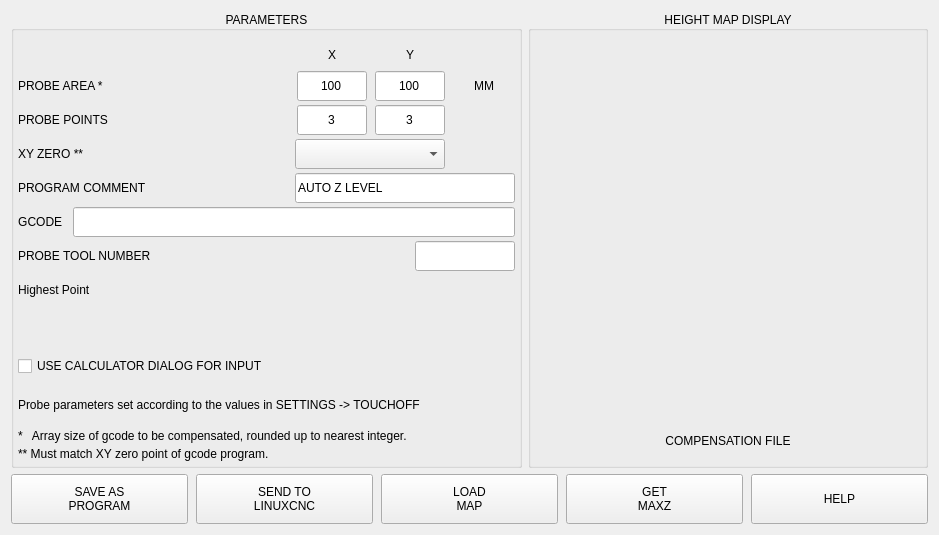
Above: utils/zlevel.ui from persei802/QtDragon_hd before the change. Below: the same form after it.
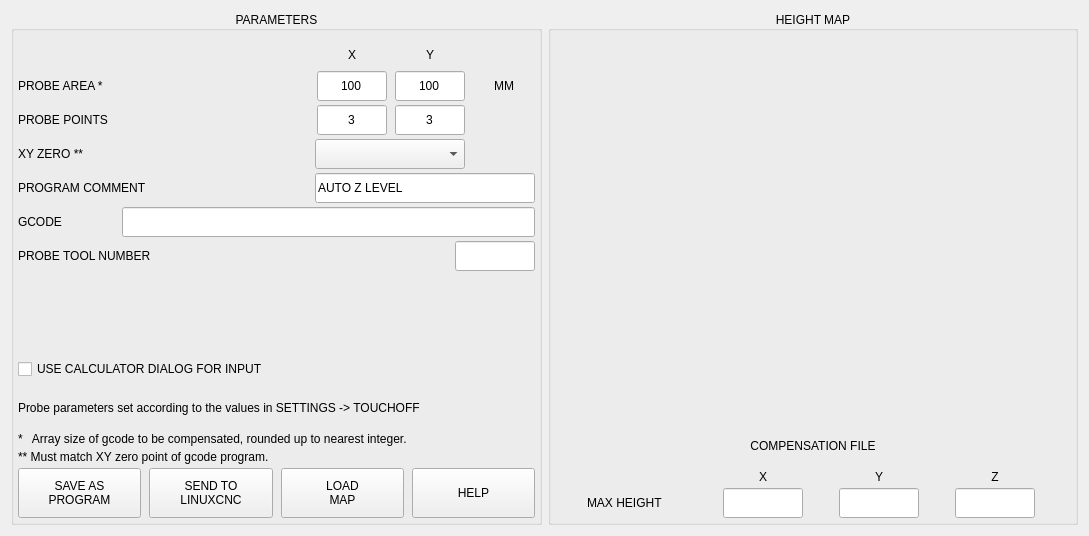
That is the form after the change.

Commit message: improved how folders and files are handled

The edit to the form file:
```diff
--- a/utils/zlevel.ui
+++ b/utils/zlevel.ui
@@ -6,8 +6,8 @@
    <rect>
     <x>0</x>
     <y>0</y>
-    <width>939</width>
-    <height>535</height>
+    <width>1089</width>
+    <height>536</height>
    </rect>
   </property>
   <property name="sizePolicy">
@@ -25,12 +25,7 @@
   <property name="windowTitle">
    <string>Form</string>
   </property>
-  <layout class="QVBoxLayout" name="verticalLayout_3">
-   <item>
-    <layout class="QHBoxLayout" name="horizontalLayout_3">
-     <property name="spacing">
-      <number>6</number>
-     </property>
+  <layout class="QHBoxLayout" name="horizontalLayout_12">
      <item>
       <widget class="QGroupBox" name="groupbox_parameters">
        <property name="minimumSize">
@@ -476,7 +471,7 @@
             </property>
             <property name="maximumSize">
              <size>
-              <width>16777215</width>
+            <width>100</width>
               <height>30</height>
              </size>
             </property>
@@ -484,14 +479,14 @@
              <string>GCODE  </string>
             </property>
             <property name="alignment">
-             <set>Qt::AlignCenter</set>
+           <set>Qt::AlignLeading|Qt::AlignLeft|Qt::AlignVCenter</set>
             </property>
            </widget>
           </item>
           <item>
            <widget class="QLineEdit" name="lineEdit_gcode_program">
             <property name="sizePolicy">
-             <sizepolicy hsizetype="Expanding" vsizetype="Preferred">
+           <sizepolicy hsizetype="Preferred" vsizetype="Preferred">
               <horstretch>0</horstretch>
               <verstretch>0</verstretch>
              </sizepolicy>
@@ -552,13 +547,13 @@
             </property>
             <property name="minimumSize">
              <size>
-              <width>100</width>
+            <width>80</width>
               <height>30</height>
              </size>
             </property>
             <property name="maximumSize">
              <size>
-              <width>100</width>
+            <width>80</width>
               <height>30</height>
              </size>
             </property>
@@ -572,25 +567,6 @@
           </item>
          </layout>
         </item>
-        <item>
-         <widget class="QLabel" name="lbl_highest">
-          <property name="minimumSize">
-           <size>
-            <width>0</width>
-            <height>30</height>
-           </size>
-          </property>
-          <property name="maximumSize">
-           <size>
-            <width>16777215</width>
-            <height>30</height>
-           </size>
-          </property>
-          <property name="text">
-           <string>Highest Point</string>
-          </property>
-         </widget>
-        </item>
         <item>
          <spacer name="verticalSpacer">
           <property name="orientation">
@@ -662,90 +638,6 @@
           </property>
          </widget>
         </item>
-       </layout>
-      </widget>
-     </item>
-     <item>
-      <widget class="QGroupBox" name="groupBox_preview">
-       <property name="minimumSize">
-        <size>
-         <width>400</width>
-         <height>0</height>
-        </size>
-       </property>
-       <property name="maximumSize">
-        <size>
-         <width>400</width>
-         <height>16777215</height>
-        </size>
-       </property>
-       <property name="title">
-        <string>HEIGHT MAP DISPLAY</string>
-       </property>
-       <property name="alignment">
-        <set>Qt::AlignCenter</set>
-       </property>
-       <layout class="QVBoxLayout" name="verticalLayout_2" stretch="1,0">
-        <property name="spacing">
-         <number>4</number>
-        </property>
-        <property name="leftMargin">
-         <number>4</number>
-        </property>
-        <property name="topMargin">
-         <number>12</number>
-        </property>
-        <property name="rightMargin">
-         <number>4</number>
-        </property>
-        <property name="bottomMargin">
-         <number>4</number>
-        </property>
-        <item>
-         <widget class="QLabel" name="lbl_height_map">
-          <property name="text">
-           <string/>
-          </property>
-          <property name="alignment">
-           <set>Qt::AlignCenter</set>
-          </property>
-         </widget>
-        </item>
-        <item>
-         <widget class="QLabel" name="lbl_comp_file">
-          <property name="minimumSize">
-           <size>
-            <width>0</width>
-            <height>40</height>
-           </size>
-          </property>
-          <property name="maximumSize">
-           <size>
-            <width>16777215</width>
-            <height>40</height>
-           </size>
-          </property>
-          <property name="text">
-           <string>COMPENSATION FILE</string>
-          </property>
-          <property name="alignment">
-           <set>Qt::AlignCenter</set>
-          </property>
-         </widget>
-        </item>
-       </layout>
-      </widget>
-     </item>
-    </layout>
-   </item>
-   <item>
-    <layout class="QHBoxLayout" name="layout_buttons">
-     <property name="spacing">
-      <number>4</number>
-     </property>
-     <property name="topMargin">
-      <number>0</number>
-     </property>
      <item>
       <layout class="QHBoxLayout" name="horizontalLayout_8">
        <property name="spacing">
@@ -838,35 +730,6 @@
          </property>
         </widget>
        </item>
-       <item>
-        <widget class="QPushButton" name="btn_get_maxz">
-         <property name="sizePolicy">
-          <sizepolicy hsizetype="Preferred" vsizetype="Preferred">
-           <horstretch>0</horstretch>
-           <verstretch>0</verstretch>
-          </sizepolicy>
-         </property>
-         <property name="minimumSize">
-          <size>
-           <width>0</width>
-           <height>50</height>
-          </size>
-         </property>
-         <property name="maximumSize">
-          <size>
-           <width>16777215</width>
-           <height>50</height>
-          </size>
-         </property>
-         <property name="toolTip">
-          <string>Read and parse probe_points.txt to get highest Z location</string>
-         </property>
-         <property name="text">
-          <string>GET
-MAXZ</string>
-         </property>
-        </widget>
-       </item>
        <item>
         <widget class="QPushButton" name="btn_help">
          <property name="sizePolicy">
@@ -895,6 +758,295 @@
       </layout>
      </item>
     </layout>
+    </widget>
+   </item>
+   <item>
+    <widget class="QGroupBox" name="groupBox_preview">
+     <property name="minimumSize">
+      <size>
+       <width>0</width>
+       <height>0</height>
+      </size>
+     </property>
+     <property name="maximumSize">
+      <size>
+       <width>16777215</width>
+       <height>16777215</height>
+      </size>
+     </property>
+     <property name="title">
+      <string>HEIGHT MAP</string>
+     </property>
+     <property name="alignment">
+      <set>Qt::AlignCenter</set>
+     </property>
+     <layout class="QVBoxLayout" name="verticalLayout_2" stretch="1,0,0,0">
+      <property name="spacing">
+       <number>4</number>
+      </property>
+      <property name="leftMargin">
+       <number>4</number>
+      </property>
+      <property name="topMargin">
+       <number>12</number>
+      </property>
+      <property name="rightMargin">
+       <number>4</number>
+      </property>
+      <property name="bottomMargin">
+       <number>4</number>
+      </property>
+      <item>
+       <widget class="QLabel" name="lbl_height_map">
+        <property name="text">
+         <string/>
+        </property>
+        <property name="alignment">
+         <set>Qt::AlignCenter</set>
+        </property>
+       </widget>
+      </item>
+      <item>
+       <widget class="QLabel" name="lbl_comp_file">
+        <property name="minimumSize">
+         <size>
+          <width>0</width>
+          <height>40</height>
+         </size>
+        </property>
+        <property name="maximumSize">
+         <size>
+          <width>16777215</width>
+          <height>40</height>
+         </size>
+        </property>
+        <property name="text">
+         <string>COMPENSATION FILE</string>
+        </property>
+        <property name="alignment">
+         <set>Qt::AlignCenter</set>
+        </property>
+       </widget>
+      </item>
+      <item>
+       <layout class="QHBoxLayout" name="horizontalLayout_11">
+        <property name="spacing">
+         <number>4</number>
+        </property>
+        <property name="topMargin">
+         <number>0</number>
+        </property>
+        <item>
+         <widget class="QLabel" name="spacer_4">
+          <property name="minimumSize">
+           <size>
+            <width>100</width>
+            <height>0</height>
+           </size>
+          </property>
+          <property name="maximumSize">
+           <size>
+            <width>100</width>
+            <height>16777215</height>
+           </size>
+          </property>
+          <property name="text">
+           <string/>
+          </property>
+         </widget>
+        </item>
+        <item>
+         <widget class="QLabel" name="label_2">
+          <property name="minimumSize">
+           <size>
+            <width>80</width>
+            <height>0</height>
+           </size>
+          </property>
+          <property name="maximumSize">
+           <size>
+            <width>80</width>
+            <height>16777215</height>
+           </size>
+          </property>
+          <property name="text">
+           <string>X</string>
+          </property>
+          <property name="alignment">
+           <set>Qt::AlignCenter</set>
+          </property>
+         </widget>
+        </item>
+        <item>
+         <widget class="QLabel" name="label_3">
+          <property name="minimumSize">
+           <size>
+            <width>80</width>
+            <height>0</height>
+           </size>
+          </property>
+          <property name="maximumSize">
+           <size>
+            <width>80</width>
+            <height>16777215</height>
+           </size>
+          </property>
+          <property name="text">
+           <string>Y</string>
+          </property>
+          <property name="alignment">
+           <set>Qt::AlignCenter</set>
+          </property>
+         </widget>
+        </item>
+        <item>
+         <widget class="QLabel" name="label_4">
+          <property name="minimumSize">
+           <size>
+            <width>80</width>
+            <height>0</height>
+           </size>
+          </property>
+          <property name="maximumSize">
+           <size>
+            <width>80</width>
+            <height>16777215</height>
+           </size>
+          </property>
+          <property name="text">
+           <string>Z</string>
+          </property>
+          <property name="alignment">
+           <set>Qt::AlignCenter</set>
+          </property>
+         </widget>
+        </item>
+       </layout>
+      </item>
+      <item>
+       <layout class="QHBoxLayout" name="horizontalLayout_9">
+        <property name="spacing">
+         <number>4</number>
+        </property>
+        <property name="topMargin">
+         <number>0</number>
+        </property>
+        <item>
+         <widget class="QLabel" name="lbl_highest">
+          <property name="minimumSize">
+           <size>
+            <width>100</width>
+            <height>30</height>
+           </size>
+          </property>
+          <property name="maximumSize">
+           <size>
+            <width>100</width>
+            <height>30</height>
+           </size>
+          </property>
+          <property name="text">
+           <string>MAX HEIGHT</string>
+          </property>
+         </widget>
+        </item>
+        <item>
+         <widget class="QLineEdit" name="lineEdit_X">
+          <property name="sizePolicy">
+           <sizepolicy hsizetype="Preferred" vsizetype="Preferred">
+            <horstretch>0</horstretch>
+            <verstretch>0</verstretch>
+           </sizepolicy>
+          </property>
+          <property name="minimumSize">
+           <size>
+            <width>80</width>
+            <height>30</height>
+           </size>
+          </property>
+          <property name="maximumSize">
+           <size>
+            <width>80</width>
+            <height>30</height>
+           </size>
+          </property>
+          <property name="maxLength">
+           <number>10</number>
+          </property>
+          <property name="alignment">
+           <set>Qt::AlignCenter</set>
+          </property>
+          <property name="readOnly">
+           <bool>true</bool>
+          </property>
+         </widget>
+        </item>
+        <item>
+         <widget class="QLineEdit" name="lineEdit_Y">
+          <property name="sizePolicy">
+           <sizepolicy hsizetype="Preferred" vsizetype="Preferred">
+            <horstretch>0</horstretch>
+            <verstretch>0</verstretch>
+           </sizepolicy>
+          </property>
+          <property name="minimumSize">
+           <size>
+            <width>80</width>
+            <height>30</height>
+           </size>
+          </property>
+          <property name="maximumSize">
+           <size>
+            <width>80</width>
+            <height>30</height>
+           </size>
+          </property>
+          <property name="maxLength">
+           <number>10</number>
+          </property>
+          <property name="alignment">
+           <set>Qt::AlignCenter</set>
+          </property>
+          <property name="readOnly">
+           <bool>true</bool>
+          </property>
+         </widget>
+        </item>
+        <item>
+         <widget class="QLineEdit" name="lineEdit_Z">
+          <property name="sizePolicy">
+           <sizepolicy hsizetype="Preferred" vsizetype="Preferred">
+            <horstretch>0</horstretch>
+            <verstretch>0</verstretch>
+           </sizepolicy>
+          </property>
+          <property name="minimumSize">
+           <size>
+            <width>80</width>
+            <height>30</height>
+           </size>
+          </property>
+          <property name="maximumSize">
+           <size>
+            <width>80</width>
+            <height>30</height>
+           </size>
+          </property>
+          <property name="maxLength">
+           <number>10</number>
+          </property>
+          <property name="alignment">
+           <set>Qt::AlignCenter</set>
+          </property>
+          <property name="readOnly">
+           <bool>true</bool>
+          </property>
+         </widget>
+        </item>
+       </layout>
+      </item>
+     </layout>
+    </widget>
    </item>
   </layout>
  </widget>
```
Lines whose indentation alone changed are shown as unchanged. The commit also changes 2 other files.
